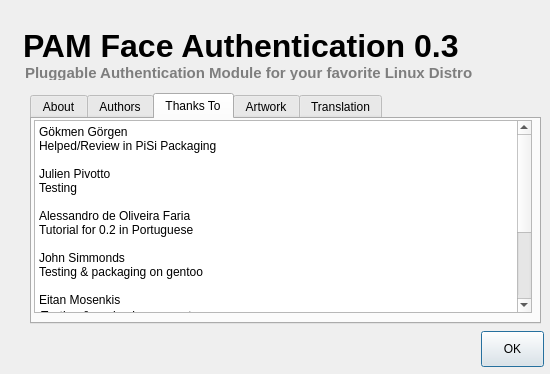
Above: qtbranch/data/ui/uifiles/aboutDialog.ui from WilliamRen/pam-face-authentication before the change. Below: the same form after it.
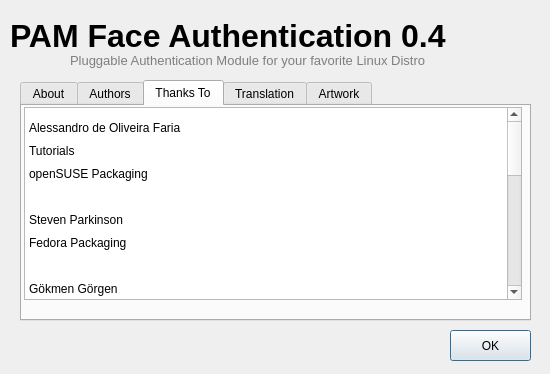
That is the form after the change. The open tabs and pages were chosen to show the change. Icons and pictures are not drawn.

Patch:
```diff
--- a/qtbranch/data/ui/uifiles/aboutDialog.ui
+++ b/qtbranch/data/ui/uifiles/aboutDialog.ui
@@ -38,9 +38,9 @@
   <widget class="QLabel" name="lbl_title">
    <property name="geometry">
     <rect>
-     <x>23</x>
-     <y>20</y>
-     <width>511</width>
+     <x>10</x>
+     <y>10</y>
+     <width>531</width>
      <height>51</height>
     </rect>
    </property>
@@ -52,16 +52,16 @@
     </font>
    </property>
    <property name="text">
-    <string>PAM Face Authentication 0.3</string>
+    <string>PAM Face Authentication 0.4</string>
    </property>
   </widget>
   <widget class="QLabel" name="label_2">
    <property name="geometry">
     <rect>
-     <x>25</x>
-     <y>64</y>
-     <width>501</width>
-     <height>16</height>
+     <x>70</x>
+     <y>50</y>
+     <width>441</width>
+     <height>21</height>
     </rect>
    </property>
    <property name="font">
@@ -78,17 +78,17 @@
     <string>&lt;!DOCTYPE HTML PUBLIC &quot;-//W3C//DTD HTML 4.0//EN&quot; &quot;http://www.w3.org/TR/REC-html40/strict.dtd&quot;&gt;
 &lt;html&gt;&lt;head&gt;&lt;meta name=&quot;qrichtext&quot; content=&quot;1&quot; /&gt;&lt;style type=&quot;text/css&quot;&gt;
 p, li { white-space: pre-wrap; }
-&lt;/style&gt;&lt;/head&gt;&lt;body style=&quot; font-family:'Sans Serif'; font-size:9pt; font-weight:400; font-style:normal;&quot;&gt;
-&lt;p style=&quot; margin-top:0px; margin-bottom:0px; margin-left:0px; margin-right:0px; -qt-block-indent:0; text-indent:0px;&quot;&gt;&lt;span style=&quot; font-size:11pt; font-weight:600; color:#7e7e7e;&quot;&gt;Pluggable Authentication Module for your favorite Linux Distro&lt;/span&gt;&lt;/p&gt;&lt;/body&gt;&lt;/html&gt;</string>
+&lt;/style&gt;&lt;/head&gt;&lt;body style=&quot; font-family:'Sans'; font-size:11pt; font-weight:600; font-style:normal;&quot;&gt;
+&lt;p style=&quot; margin-top:0px; margin-bottom:0px; margin-left:0px; margin-right:0px; -qt-block-indent:0; text-indent:0px;&quot;&gt;&lt;span style=&quot; font-family:'Sans Serif'; font-size:10pt; font-weight:400; color:#7e7e7e;&quot;&gt;Pluggable Authentication Module for your favorite Linux Distro&lt;/span&gt;&lt;/p&gt;&lt;/body&gt;&lt;/html&gt;</string>
    </property>
   </widget>
   <widget class="QTabWidget" name="thanks">
    <property name="geometry">
     <rect>
-     <x>30</x>
-     <y>93</y>
+     <x>20</x>
+     <y>80</y>
      <width>511</width>
-     <height>231</height>
+     <height>241</height>
     </rect>
    </property>
    <property name="currentIndex">
@@ -290,56 +290,35 @@
       <string>&lt;!DOCTYPE HTML PUBLIC &quot;-//W3C//DTD HTML 4.0//EN&quot; &quot;http://www.w3.org/TR/REC-html40/strict.dtd&quot;&gt;
 &lt;html&gt;&lt;head&gt;&lt;meta name=&quot;qrichtext&quot; content=&quot;1&quot; /&gt;&lt;style type=&quot;text/css&quot;&gt;
 p, li { white-space: pre-wrap; }
-&lt;/style&gt;&lt;/head&gt;&lt;body style=&quot; font-family:'Sans Serif'; font-size:9pt; font-weight:400; font-style:normal;&quot;&gt;
-&lt;p style=&quot; margin-top:0px; margin-bottom:0px; margin-left:0px; margin-right:0px; -qt-block-indent:0; text-indent:0px;&quot;&gt;Gökmen Görgen&lt;/p&gt;
-&lt;p style=&quot; margin-top:0px; margin-bottom:0px; margin-left:0px; margin-right:0px; -qt-block-indent:0; text-indent:0px;&quot;&gt;Helped/Review in PiSi Packaging &lt;/p&gt;
-&lt;p style=&quot;-qt-paragraph-type:empty; margin-top:0px; margin-bottom:0px; margin-left:0px; margin-right:0px; -qt-block-indent:0; text-indent:0px;&quot;&gt;&lt;/p&gt;
-&lt;p style=&quot; margin-top:0px; margin-bottom:0px; margin-left:0px; margin-right:0px; -qt-block-indent:0; text-indent:0px;&quot;&gt;Julien Pivotto&lt;/p&gt;
-&lt;p style=&quot; margin-top:0px; margin-bottom:0px; margin-left:0px; margin-right:0px; -qt-block-indent:0; text-indent:0px;&quot;&gt;Testing&lt;/p&gt;
-&lt;p style=&quot;-qt-paragraph-type:empty; margin-top:0px; margin-bottom:0px; margin-left:0px; margin-right:0px; -qt-block-indent:0; text-indent:0px;&quot;&gt;&lt;/p&gt;
-&lt;p style=&quot; margin-top:0px; margin-bottom:0px; margin-left:0px; margin-right:0px; -qt-block-indent:0; text-indent:0px;&quot;&gt;Alessandro de Oliveira Faria &lt;/p&gt;
-&lt;p style=&quot; margin-top:0px; margin-bottom:0px; margin-left:0px; margin-right:0px; -qt-block-indent:0; text-indent:0px;&quot;&gt;Tutorial for 0.2 in Portuguese&lt;/p&gt;
-&lt;p style=&quot;-qt-paragraph-type:empty; margin-top:0px; margin-bottom:0px; margin-left:0px; margin-right:0px; -qt-block-indent:0; text-indent:0px;&quot;&gt;&lt;/p&gt;
-&lt;p style=&quot; margin-top:0px; margin-bottom:0px; margin-left:0px; margin-right:0px; -qt-block-indent:0; text-indent:0px;&quot;&gt;John Simmonds&lt;/p&gt;
-&lt;p style=&quot; margin-top:0px; margin-bottom:0px; margin-left:0px; margin-right:0px; -qt-block-indent:0; text-indent:0px;&quot;&gt;Testing &amp;amp; packaging on gentoo &lt;/p&gt;
-&lt;p style=&quot;-qt-paragraph-type:empty; margin-top:0px; margin-bottom:0px; margin-left:0px; margin-right:0px; -qt-block-indent:0; text-indent:0px;&quot;&gt;&lt;/p&gt;
-&lt;p style=&quot; margin-top:0px; margin-bottom:0px; margin-left:0px; margin-right:0px; -qt-block-indent:0; text-indent:0px;&quot;&gt;Eitan Mosenkis&lt;/p&gt;
+&lt;/style&gt;&lt;/head&gt;&lt;body style=&quot; font-family:'Sans'; font-size:10pt; font-weight:400; font-style:normal;&quot;&gt;
+&lt;p style=&quot; margin-top:0px; margin-bottom:0px; margin-left:0px; margin-right:0px; -qt-block-indent:0; text-indent:0px;&quot;&gt;&lt;span style=&quot; font-size:14pt; vertical-align:sub;&quot;&gt;Alessandro de Oliveira Faria &lt;/span&gt;&lt;/p&gt;
+&lt;p style=&quot; margin-top:0px; margin-bottom:0px; margin-left:0px; margin-right:0px; -qt-block-indent:0; text-indent:0px;&quot;&gt;&lt;span style=&quot; font-size:14pt; vertical-align:sub;&quot;&gt;Tutorials&lt;/span&gt;&lt;/p&gt;
+&lt;p style=&quot; margin-top:0px; margin-bottom:0px; margin-left:0px; margin-right:0px; -qt-block-indent:0; text-indent:0px;&quot;&gt;&lt;span style=&quot; font-size:14pt; vertical-align:sub;&quot;&gt;openSUSE Packaging&lt;/span&gt;&lt;/p&gt;
+&lt;p style=&quot;-qt-paragraph-type:empty; margin-top:0px; margin-bottom:0px; margin-left:0px; margin-right:0px; -qt-block-indent:0; text-indent:0px; font-size:14pt; vertical-align:sub;&quot;&gt;&lt;/p&gt;
+&lt;p style=&quot; margin-top:0px; margin-bottom:0px; margin-left:0px; margin-right:0px; -qt-block-indent:0; text-indent:0px;&quot;&gt;&lt;span style=&quot; font-size:14pt; vertical-align:sub;&quot;&gt;Steven Parkinson&lt;/span&gt;&lt;/p&gt;
+&lt;p style=&quot; margin-top:0px; margin-bottom:0px; margin-left:0px; margin-right:0px; -qt-block-indent:0; text-indent:0px;&quot;&gt;&lt;span style=&quot; font-size:14pt; vertical-align:sub;&quot;&gt;Fedora Packaging&lt;/span&gt;&lt;/p&gt;
+&lt;p style=&quot;-qt-paragraph-type:empty; margin-top:0px; margin-bottom:0px; margin-left:0px; margin-right:0px; -qt-block-indent:0; text-indent:0px; font-size:14pt; vertical-align:sub;&quot;&gt;&lt;/p&gt;
+&lt;p style=&quot; margin-top:0px; margin-bottom:0px; margin-left:0px; margin-right:0px; -qt-block-indent:0; text-indent:0px;&quot;&gt;&lt;span style=&quot; font-size:14pt; vertical-align:sub;&quot;&gt;Gökmen Görgen&lt;/span&gt;&lt;/p&gt;
+&lt;p style=&quot; margin-top:0px; margin-bottom:0px; margin-left:0px; margin-right:0px; -qt-block-indent:0; text-indent:0px;&quot;&gt;&lt;span style=&quot; font-size:14pt; vertical-align:sub;&quot;&gt;Helped/Review in PiSi Packaging &lt;/span&gt;&lt;/p&gt;
+&lt;p style=&quot;-qt-paragraph-type:empty; margin-top:0px; margin-bottom:0px; margin-left:0px; margin-right:0px; -qt-block-indent:0; text-indent:0px; font-size:14pt; vertical-align:sub;&quot;&gt;&lt;/p&gt;
+&lt;p style=&quot; margin-top:0px; margin-bottom:0px; margin-left:0px; margin-right:0px; -qt-block-indent:0; text-indent:0px;&quot;&gt;&lt;span style=&quot; font-size:14pt; vertical-align:sub;&quot;&gt;x-demon&lt;/span&gt;&lt;/p&gt;
+&lt;p style=&quot; margin-top:0px; margin-bottom:0px; margin-left:0px; margin-right:0px; -qt-block-indent:0; text-indent:0px;&quot;&gt;&lt;span style=&quot; font-size:14pt; vertical-align:sub;&quot;&gt;Arch Linux Package&lt;/span&gt;&lt;/p&gt;
+&lt;p style=&quot;-qt-paragraph-type:empty; margin-top:0px; margin-bottom:0px; margin-left:0px; margin-right:0px; -qt-block-indent:0; text-indent:0px; font-size:14pt; vertical-align:sub;&quot;&gt;&lt;/p&gt;
+&lt;p style=&quot; margin-top:0px; margin-bottom:0px; margin-left:0px; margin-right:0px; -qt-block-indent:0; text-indent:0px;&quot;&gt;&lt;span style=&quot; font-size:14pt; vertical-align:sub;&quot;&gt;Julien Pivotto&lt;/span&gt;&lt;/p&gt;
+&lt;p style=&quot; margin-top:0px; margin-bottom:0px; margin-left:0px; margin-right:0px; -qt-block-indent:0; text-indent:0px;&quot;&gt;&lt;span style=&quot; font-size:14pt; vertical-align:sub;&quot;&gt;Testing&lt;/span&gt;&lt;/p&gt;
+&lt;p style=&quot;-qt-paragraph-type:empty; margin-top:0px; margin-bottom:0px; margin-left:0px; margin-right:0px; -qt-block-indent:0; text-indent:0px; font-size:14pt; vertical-align:sub;&quot;&gt;&lt;/p&gt;
+&lt;p style=&quot; margin-top:0px; margin-bottom:0px; margin-left:0px; margin-right:0px; -qt-block-indent:0; text-indent:0px;&quot;&gt;&lt;span style=&quot; font-size:14pt; vertical-align:sub;&quot;&gt;John Simmonds&lt;/span&gt;&lt;/p&gt;
+&lt;p style=&quot; margin-top:0px; margin-bottom:0px; margin-left:0px; margin-right:0px; -qt-block-indent:0; text-indent:0px;&quot;&gt;&lt;span style=&quot; font-size:14pt; vertical-align:sub;&quot;&gt;Testing &amp;amp; packaging on gentoo &lt;/span&gt;&lt;/p&gt;
+&lt;p style=&quot;-qt-paragraph-type:empty; margin-top:0px; margin-bottom:0px; margin-left:0px; margin-right:0px; -qt-block-indent:0; text-indent:0px; font-size:14pt; vertical-align:sub;&quot;&gt;&lt;/p&gt;
+&lt;p style=&quot; margin-top:0px; margin-bottom:0px; margin-left:0px; margin-right:0px; -qt-block-indent:0; text-indent:0px;&quot;&gt;&lt;span style=&quot; font-size:14pt; vertical-align:sub;&quot;&gt;Eitan Mosenkis&lt;/span&gt;&lt;/p&gt;
 &lt;table border=&quot;0&quot; style=&quot; margin-top:0px; margin-bottom:0px; margin-left:0px; margin-right:0px;&quot; cellspacing=&quot;2&quot; cellpadding=&quot;0&quot;&gt;
 &lt;tr&gt;
-&lt;td style=&quot; vertical-align:top;&quot;&gt;
-&lt;p style=&quot; margin-top:0px; margin-bottom:0px; margin-left:0px; margin-right:0px; -qt-block-indent:0; text-indent:0px;&quot;&gt;Testing &amp;amp; packaging on gentoo &lt;/p&gt;
-&lt;p style=&quot;-qt-paragraph-type:empty; margin-top:0px; margin-bottom:0px; margin-left:0px; margin-right:0px; -qt-block-indent:0; text-indent:0px;&quot;&gt;&lt;/p&gt;
-&lt;p style=&quot; margin-top:0px; margin-bottom:0px; margin-left:0px; margin-right:0px; -qt-block-indent:0; text-indent:0px;&quot;&gt;Mrozinski Tomasz&lt;/p&gt;
-&lt;p style=&quot; margin-top:0px; margin-bottom:0px; margin-left:0px; margin-right:0px; -qt-block-indent:0; text-indent:0px;&quot;&gt;Patch for 64 bit&lt;/p&gt;
-&lt;p style=&quot;-qt-paragraph-type:empty; margin-top:0px; margin-bottom:0px; margin-left:0px; margin-right:0px; -qt-block-indent:0; text-indent:0px;&quot;&gt;&lt;/p&gt;
-&lt;p style=&quot; margin-top:0px; margin-bottom:0px; margin-left:0px; margin-right:0px; -qt-block-indent:0; text-indent:0px;&quot;&gt;and many more whose real name i donot know! do Tell me your real name ,and i will add here =)&lt;/p&gt;
-&lt;p style=&quot;-qt-paragraph-type:empty; margin-top:0px; margin-bottom:0px; margin-left:0px; margin-right:0px; -qt-block-indent:0; text-indent:0px;&quot;&gt;&lt;/p&gt;
-&lt;p style=&quot;-qt-paragraph-type:empty; margin-top:0px; margin-bottom:0px; margin-left:0px; margin-right:0px; -qt-block-indent:0; text-indent:0px;&quot;&gt;&lt;/p&gt;&lt;/td&gt;&lt;/tr&gt;&lt;/table&gt;&lt;/body&gt;&lt;/html&gt;</string>
-     </property>
-    </widget>
-   </widget>
-   <widget class="QWidget" name="Artwork">
-    <attribute name="title">
-     <string>Artwork</string>
-    </attribute>
-    <widget class="QTextEdit" name="te_artwork">
-     <property name="geometry">
-      <rect>
-       <x>3</x>
-       <y>1</y>
-       <width>498</width>
-       <height>193</height>
-      </rect>
-     </property>
-     <property name="readOnly">
-      <bool>true</bool>
-     </property>
-     <property name="html">
-      <string>&lt;!DOCTYPE HTML PUBLIC &quot;-//W3C//DTD HTML 4.0//EN&quot; &quot;http://www.w3.org/TR/REC-html40/strict.dtd&quot;&gt;
-&lt;html&gt;&lt;head&gt;&lt;meta name=&quot;qrichtext&quot; content=&quot;1&quot; /&gt;&lt;style type=&quot;text/css&quot;&gt;
-p, li { white-space: pre-wrap; }
-&lt;/style&gt;&lt;/head&gt;&lt;body style=&quot; font-family:'Sans Serif'; font-size:9pt; font-weight:400; font-style:normal;&quot;&gt;
-&lt;p style=&quot; margin-top:0px; margin-bottom:0px; margin-left:0px; margin-right:0px; -qt-block-indent:0; text-indent:0px;&quot;&gt;Really in need of a UI wizard! =P&lt;/p&gt;&lt;/body&gt;&lt;/html&gt;</string>
+&lt;td&gt;
+&lt;p style=&quot; margin-top:0px; margin-bottom:0px; margin-left:0px; margin-right:0px; -qt-block-indent:0; text-indent:0px;&quot;&gt;&lt;span style=&quot; font-size:14pt; vertical-align:sub;&quot;&gt;Testing &amp;amp; packaging on gentoo &lt;/span&gt;&lt;/p&gt;
+&lt;p style=&quot;-qt-paragraph-type:empty; margin-top:0px; margin-bottom:0px; margin-left:0px; margin-right:0px; -qt-block-indent:0; text-indent:0px; font-size:14pt; vertical-align:sub;&quot;&gt;&lt;/p&gt;
+&lt;p style=&quot; margin-top:0px; margin-bottom:0px; margin-left:0px; margin-right:0px; -qt-block-indent:0; text-indent:0px;&quot;&gt;&lt;span style=&quot; font-size:14pt; vertical-align:sub;&quot;&gt;Mrozinski Tomasz&lt;/span&gt;&lt;/p&gt;
+&lt;p style=&quot; margin-top:0px; margin-bottom:0px; margin-left:0px; margin-right:0px; -qt-block-indent:0; text-indent:0px;&quot;&gt;&lt;span style=&quot; font-size:14pt; vertical-align:sub;&quot;&gt;Patch for 64 bit&lt;/span&gt;&lt;/p&gt;
+&lt;p style=&quot;-qt-paragraph-type:empty; margin-top:0px; margin-bottom:0px; margin-left:0px; margin-right:0px; -qt-block-indent:0; text-indent:0px; font-size:14pt; vertical-align:sub;&quot;&gt;&lt;/p&gt;&lt;/td&gt;&lt;/tr&gt;&lt;/table&gt;&lt;/body&gt;&lt;/html&gt;</string>
      </property>
     </widget>
    </widget>
@@ -363,9 +342,33 @@
       <string>&lt;!DOCTYPE HTML PUBLIC &quot;-//W3C//DTD HTML 4.0//EN&quot; &quot;http://www.w3.org/TR/REC-html40/strict.dtd&quot;&gt;
 &lt;html&gt;&lt;head&gt;&lt;meta name=&quot;qrichtext&quot; content=&quot;1&quot; /&gt;&lt;style type=&quot;text/css&quot;&gt;
 p, li { white-space: pre-wrap; }
-&lt;/style&gt;&lt;/head&gt;&lt;body style=&quot; font-family:'Sans Serif'; font-size:9pt; font-weight:400; font-style:normal;&quot;&gt;
-&lt;p style=&quot; margin-top:0px; margin-bottom:0px; margin-left:0px; margin-right:0px; -qt-block-indent:0; text-indent:0px;&quot;&gt;Ashish Gandhi&lt;/p&gt;
-&lt;p style=&quot; margin-top:0px; margin-bottom:0px; margin-left:0px; margin-right:0px; -qt-block-indent:0; text-indent:0px;&quot;&gt;Hindi Translation&lt;/p&gt;&lt;/body&gt;&lt;/html&gt;</string>
+&lt;/style&gt;&lt;/head&gt;&lt;body style=&quot; font-family:'Sans'; font-size:10pt; font-weight:400; font-style:normal;&quot;&gt;
+&lt;p style=&quot;-qt-paragraph-type:empty; margin-top:0px; margin-bottom:0px; margin-left:0px; margin-right:0px; -qt-block-indent:0; text-indent:0px;&quot;&gt;&lt;/p&gt;&lt;/body&gt;&lt;/html&gt;</string>
+     </property>
+    </widget>
+   </widget>
+   <widget class="QWidget" name="Artwork">
+    <attribute name="title">
+     <string>Artwork</string>
+    </attribute>
+    <widget class="QTextEdit" name="te_artwork">
+     <property name="geometry">
+      <rect>
+       <x>3</x>
+       <y>1</y>
+       <width>498</width>
+       <height>193</height>
+      </rect>
+     </property>
+     <property name="readOnly">
+      <bool>true</bool>
+     </property>
+     <property name="html">
+      <string>&lt;!DOCTYPE HTML PUBLIC &quot;-//W3C//DTD HTML 4.0//EN&quot; &quot;http://www.w3.org/TR/REC-html40/strict.dtd&quot;&gt;
+&lt;html&gt;&lt;head&gt;&lt;meta name=&quot;qrichtext&quot; content=&quot;1&quot; /&gt;&lt;style type=&quot;text/css&quot;&gt;
+p, li { white-space: pre-wrap; }
+&lt;/style&gt;&lt;/head&gt;&lt;body style=&quot; font-family:'Sans'; font-size:10pt; font-weight:400; font-style:normal;&quot;&gt;
+&lt;p style=&quot; margin-top:0px; margin-bottom:0px; margin-left:0px; margin-right:0px; -qt-block-indent:0; text-indent:0px;&quot;&gt;&lt;span style=&quot; font-family:'Sans Serif'; font-size:9pt;&quot;&gt;Really in need of a UI wizard! =P&lt;/span&gt;&lt;/p&gt;&lt;/body&gt;&lt;/html&gt;</string>
      </property>
     </widget>
    </widget>
@@ -373,10 +376,10 @@
   <widget class="QPushButton" name="pb_ok">
    <property name="geometry">
     <rect>
-     <x>481</x>
-     <y>331</y>
-     <width>63</width>
-     <height>36</height>
+     <x>450</x>
+     <y>330</y>
+     <width>81</width>
+     <height>31</height>
     </rect>
    </property>
    <property name="text">
```
Left out of the diff: 76 changed lines with no effect on the pictures.
